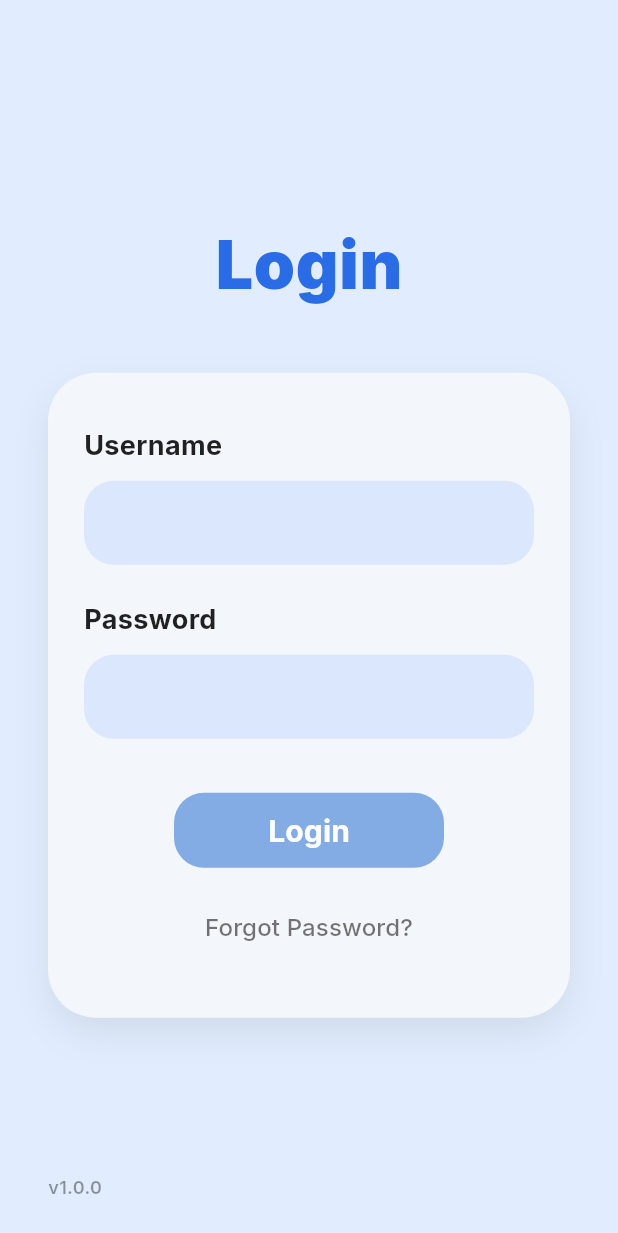
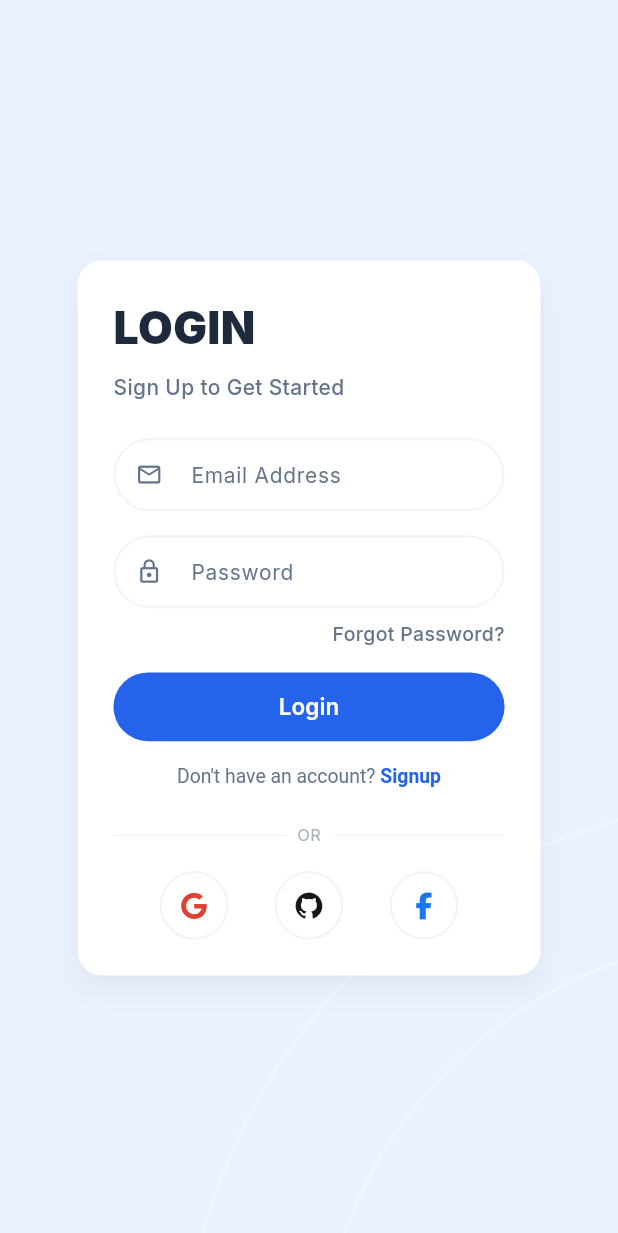
Before and after one commit to Uththara-g0922/prepwise_AI, a Flutter app: the screen it shows after launch, after a tap on "Get Started", on a phone screen of 412 x 824 dp. Shown: the top 1233 px of the screen. Run offline on Flutter 3.47's test engine with Material 3 defaults, Android fonts, the phone set to English and light mode, and no system bars; our stand-ins replace font_awesome_flutter, google_fonts.

Commit message:
Refactor login screen and optimize custom theme properties

```diff
--- a/lib/core/theme/app_colors.dart
+++ b/lib/core/theme/app_colors.dart
@@ -20,9 +20,7 @@ class AppColors {
   static const Color textSecondary = Color(0xFF64748B);
 
   //status
-   static const Color success = Color(0xFF22C55E);
+  static const Color success = Color(0xFF22C55E);
   static const Color warning = Color(0xFFF59E0B);
   static const Color error = Color(0xFFEF4444);
-
-
 }
--- a/lib/features/login/presentation/login_screen.dart
+++ b/lib/features/login/presentation/login_screen.dart
@@ -1,4 +1,8 @@
 import 'package:flutter/material.dart';
+import 'package:font_awesome_flutter/font_awesome_flutter.dart';
+import 'package:prepwise_ai/core/theme/app_colors.dart';
+import 'package:prepwise_ai/core/theme/app_spacing.dart';
+import 'package:prepwise_ai/core/theme/app_radius.dart';
 
 class LoginScreen extends StatefulWidget {
   const LoginScreen({super.key});
@@ -7,175 +11,214 @@ class LoginScreen extends StatefulWidget {
   State<LoginScreen> createState() => _LoginScreenState();
 }
 
-class _LoginScreenState extends State<LoginScreen> {
+class _LoginScreenState extends State<LoginScreen>
+    with SingleTickerProviderStateMixin {
   final _formKey = GlobalKey<FormState>();
-  final _usernameController = TextEditingController();
+  final _emailController = TextEditingController();
   final _passwordController = TextEditingController();
+  late AnimationController _animationController;
+  late Animation<double> _scaleAnimation;
+
+  @override
+  void initState() {
+    super.initState();
+    _animationController = AnimationController(
+      vsync: this,
+      duration: const Duration(milliseconds: 3000),
+    );
+    _scaleAnimation = Tween<double>(begin: 0.3, end: 1.0).animate(
+      CurvedAnimation(parent: _animationController, curve: Curves.easeOutBack),
+    );
+    _animationController.forward();
+  }
 
   @override
   void dispose() {
-    _usernameController.dispose();
+    _emailController.dispose();
     _passwordController.dispose();
+    _animationController.dispose();
     super.dispose();
+  }
+
+  InputDecoration _inputStyle(String hint, IconData icon) {
+    return InputDecoration(
+      hintText: hint,
+      hintStyle: const TextStyle(color: AppColors.textSecondary, fontSize: 14),
+      prefixIcon: Icon(icon, color: AppColors.textSecondary, size: 18),
+      contentPadding: const EdgeInsets.symmetric(vertical: 14),
+      enabledBorder: OutlineInputBorder(
+        borderRadius: BorderRadius.circular(AppRadius.pill),
+        borderSide: const BorderSide(
+          color: AppColors.surfaceVariant,
+          width: 1.5,
+        ),
+      ),
+      focusedBorder: OutlineInputBorder(
+        borderRadius: BorderRadius.circular(AppRadius.pill),
+        borderSide: const BorderSide(color: AppColors.primary, width: 1.5),
+      ),
+    );
   }
 
   @override
   Widget build(BuildContext context) {
     return Scaffold(
-      backgroundColor: const Color(0xffe1edfe), // Light blue background
+      backgroundColor: AppColors.background,
       body: SafeArea(
         child: Stack(
           children: [
+            Positioned(
+              bottom: -100,
+              right: -100,
+              child: CustomPaint(
+                size: const Size(300, 300),
+                painter: BackgroundCurvesPainter(),
+              ),
+            ),
             Center(
+              child: ScaleTransition(
+                scale: _scaleAnimation,
                 child: SingleChildScrollView(
-                padding: const EdgeInsets.symmetric(horizontal: 32.0),
+                  padding: const EdgeInsets.symmetric(
+                    horizontal: AppSpacing.xl,
+                  ),
                   child: Form(
                     key: _formKey,
-                  child: Column(
-                    mainAxisAlignment: MainAxisAlignment.center,
-                    children: [
-                      // Large 'Login' Heading text
-                      const Text(
-                        'Login',
-                        style: TextStyle(
-                          fontSize: 44,
-                          fontWeight: FontWeight
-                              .w900, // Fixed here from FontWeight.black
-                          color: Color(0xff296ce5),
-                          letterSpacing: 0.5,
-                        ),
-                      ),
-                      const SizedBox(height: 40),
-
-                      // Main white card container
-                      Container(
-                        width: double.infinity,
+                    child: Container(
+                      constraints: const BoxConstraints(maxWidth: 310),
                       padding: const EdgeInsets.symmetric(
-                          horizontal: 24.0,
-                          vertical: 36.0,
+                        horizontal: AppSpacing.lg,
+                        vertical: AppSpacing.lg,
                       ),
                       decoration: BoxDecoration(
-                          color: const Color(
-                            0xfff3f6fa,
-                          ), // Off-white card color
-                          borderRadius: BorderRadius.circular(32),
+                        color: AppColors.surface,
+                        borderRadius: BorderRadius.circular(AppRadius.medium),
                         boxShadow: [
                           BoxShadow(
-                              color: Colors.black.withOpacity(0.08),
-                              blurRadius: 20,
-                              offset: const Offset(0, 10),
+                            color: Colors.black.withOpacity(0.05),
+                            blurRadius: 15,
+                            offset: const Offset(0, 8),
                           ),
                         ],
                       ),
                       child: Column(
                         crossAxisAlignment: CrossAxisAlignment.start,
+                        mainAxisSize: MainAxisSize.min,
                         children: [
-                            // Username label
                           const Text(
-                              'Username',
+                            'LOGIN',
                             style: TextStyle(
-                                fontSize: 18,
-                                fontWeight: FontWeight.bold,
-                                color: Colors.black87,
+                              fontSize: 30,
+                              fontWeight: FontWeight.w900,
+                              color: AppColors.textPrimary,
                             ),
                           ),
-                            const SizedBox(height: 10),
-                            // Username input field
+                          const SizedBox(height: AppSpacing.sm),
+                          const Text(
+                            'Sign Up to Get Started',
+                            style: TextStyle(
+                              fontSize: 14,
+                              color: AppColors.textSecondary,
+                              fontWeight: FontWeight.w500,
+                            ),
+                          ),
+                          const SizedBox(height: AppSpacing.lg),
+
+                          // Email Field
                           TextFormField(
-                              controller: _usernameController,
-                              decoration: InputDecoration(
-                                fillColor: const Color(
-                                  0xffdbe7fc,
-                                ), // Subtle blue field color
-                                filled: true,
-                                contentPadding: const EdgeInsets.symmetric(
-                                  horizontal: 20,
-                                  vertical: 16,
+                            controller: _emailController,
+                            keyboardType: TextInputType.emailAddress,
+                            style: const TextStyle(
+                              fontSize: 14,
+                              color: AppColors.textPrimary,
                             ),
-                                border: OutlineInputBorder(
-                                  borderRadius: BorderRadius.circular(20),
-                                  borderSide: BorderSide.none,
+                            decoration: _inputStyle(
+                              'Email Address',
+                              Icons.mail_outline,
+                            ),
+                          ),
+                          const SizedBox(height: AppSpacing.md),
+
+                          // Password Field
+                          TextFormField(
+                            controller: _passwordController,
+                            obscureText: true,
+                            style: const TextStyle(
+                              fontSize: 14,
+                              color: AppColors.textPrimary,
+                            ),
+                            decoration: _inputStyle(
+                              'Password',
+                              Icons.lock_outline,
+                            ),
+                          ),
+                          const SizedBox(height: AppSpacing.sm),
+
+                          // Forgot Password
+                          Align(
+                            alignment: Alignment.centerRight,
+                            child: GestureDetector(
+                              onTap: () {},
+                              child: const Text(
+                                'Forgot Password?',
+                                style: TextStyle(
+                                  color: AppColors.textSecondary,
+                                  fontSize: 13,
+                                  fontWeight: FontWeight.w500,
                                 ),
                               ),
                             ),
-                            const SizedBox(height: 24),
+                          ),
+                          const SizedBox(height: AppSpacing.md),
 
-                            // Password label
-                            const Text(
-                              'Password',
-                              style: TextStyle(
-                                fontSize: 18,
-                                fontWeight: FontWeight.bold,
-                                color: Colors.black87,
+                          // Login Button
+                          SizedBox(
+                            width: double.infinity,
+                            height: 46,
+                            child: ElevatedButton(
+                              onPressed: () {
+                                if (_formKey.currentState!.validate()) {}
+                              },
+                              style: ElevatedButton.styleFrom(
+                                backgroundColor: AppColors.primary,
+                                shape: RoundedRectangleBorder(
+                                  borderRadius: BorderRadius.circular(
+                                    AppRadius.pill,
                                   ),
                                 ),
-                            const SizedBox(height: 10),
-                            // Password input field
-                            TextFormField(
-                              controller: _passwordController,
-                              obscureText: true,
-                              decoration: InputDecoration(
-                                fillColor: const Color(0xffdbe7fc),
-                                filled: true,
-                                contentPadding: const EdgeInsets.symmetric(
-                                  horizontal: 20,
-                                  vertical: 16,
-                                ),
-                                border: OutlineInputBorder(
-                                  borderRadius: BorderRadius.circular(20),
-                                  borderSide: BorderSide.none,
-                                ),
-                              ),
-                            ),
-                            const SizedBox(height: 36),
-
-                            // Login Button
-                            Center(
-                              child: SizedBox(
-                                width: 180,
-                                height: 50,
-                                child: ElevatedButton(
-                                  onPressed: () {
-                                    if (_formKey.currentState!.validate()) {
-                                      // Handle login logic
-                                    }
-                                  },
-                                  style: ElevatedButton.styleFrom(
-                                    backgroundColor: const Color(
-                                      0xff83ace4,
-                                    ), // Muted blue button
                                 elevation: 0,
-                                    shape: RoundedRectangleBorder(
-                                      borderRadius: BorderRadius.circular(20),
-                                    ),
                               ),
                               child: const Text(
                                 'Login',
                                 style: TextStyle(
-                                      fontSize: 20,
-                                      fontWeight: FontWeight.bold,
+                                  fontSize: 15,
+                                  fontWeight: FontWeight.w600,
                                   color: Colors.white,
                                 ),
                               ),
                             ),
                           ),
-                            ),
-                            const SizedBox(height: 16),
+                          const SizedBox(height: AppSpacing.md),
 
-                            // Forgot Password Link
+                          // Signup Link
                           Center(
-                              child: TextButton(
-                                onPressed: () {},
-                                child: const Text(
-                                  'Forgot Password?',
+                            child: GestureDetector(
+                              onTap: () {},
+                              child: RichText(
+                                text: const TextSpan(
+                                  style: TextStyle(fontSize: 13),
+                                  children: [
+                                    TextSpan(
+                                      text: "Don't have an account? ",
                                       style: TextStyle(
-                                    color: Colors.black54,
-                                    fontWeight: FontWeight.w500,
+                                        color: AppColors.textSecondary,
                                       ),
                                     ),
-                              ),
-                            ),
-                          ],
+                                    TextSpan(
+                                      text: "Signup",
+                                      style: TextStyle(
+                                        color: AppColors.primary,
+                                        fontWeight: FontWeight.bold,
                                       ),
                                     ),
                                   ],
@@ -183,18 +226,59 @@ class _LoginScreenState extends State<LoginScreen> {
                               ),
                             ),
                           ),
+                          const SizedBox(height: AppSpacing.lg),
 
-            // Bottom Version Text Layout
-            Align(
-              alignment: Alignment.bottomLeft,
-              child: Padding(
-                padding: const EdgeInsets.only(left: 32.0, bottom: 24.0),
+                          // OR Divider
+                          Row(
+                            children: [
+                              const Expanded(
+                                child: Divider(color: AppColors.surfaceVariant),
+                              ),
+                              Padding(
+                                padding: const EdgeInsets.symmetric(
+                                  horizontal: AppSpacing.sm,
+                                ),
                                 child: Text(
-                  'v1.0.0',
+                                  'OR',
                                   style: TextStyle(
-                    color: Colors.black.withOpacity(0.4),
-                    fontSize: 12,
-                    fontWeight: FontWeight.w600,
+                                    color: AppColors.textSecondary.withOpacity(
+                                      0.6,
+                                    ),
+                                    fontSize: 11,
+                                  ),
+                                ),
+                              ),
+                              const Expanded(
+                                child: Divider(color: AppColors.surfaceVariant),
+                              ),
+                            ],
+                          ),
+                          const SizedBox(height: AppSpacing.md),
+
+                          // Social Buttons
+                          Row(
+                            mainAxisAlignment: MainAxisAlignment.spaceEvenly,
+                            children: [
+                              _buildSocialButton(
+                                FontAwesomeIcons.google,
+                                const Color(0xffDE4032),
+                                () {},
+                              ),
+                              _buildSocialButton(
+                                FontAwesomeIcons.github,
+                                const Color(0xff181717),
+                                () {},
+                              ),
+                              _buildSocialButton(
+                                FontAwesomeIcons.facebookF,
+                                const Color(0xff1877F2),
+                                () {},
+                              ),
+                            ],
+                          ),
+                        ],
+                      ),
+                    ),
                   ),
                 ),
               ),
@@ -204,4 +288,39 @@ class _LoginScreenState extends State<LoginScreen> {
       ),
     );
   }
+
+  Widget _buildSocialButton(
+    IconData icon,
+    Color iconColor,
+    VoidCallback onTap,
+  ) {
+    return InkWell(
+      onTap: onTap,
+      borderRadius: BorderRadius.circular(AppRadius.pill),
+      child: Container(
+        width: 46,
+        height: 46,
+        decoration: BoxDecoration(
+          shape: BoxShape.circle,
+          border: Border.all(color: AppColors.surfaceVariant, width: 1.5),
+        ),
+        child: Center(child: FaIcon(icon, color: iconColor, size: 18)),
+      ),
+    );
   }
+}
+
+class BackgroundCurvesPainter extends CustomPainter {
+  @override
+  void paint(Canvas canvas, Size size) {
+    final paint = Paint()
+      ..color = Colors.white.withOpacity(0.4)
+      ..style = PaintingStyle.stroke
+      ..strokeWidth = 2;
+    canvas.drawCircle(Offset(size.width, size.height), size.width, paint);
+    canvas.drawCircle(Offset(size.width, size.height), size.width * 1.3, paint);
+  }
+
+  @override
+  bool shouldRepaint(covariant CustomPainter oldDelegate) => false;
+}
--- a/pubspec.yaml
+++ b/pubspec.yaml
@@ -35,6 +35,7 @@ dependencies:
   # Use with the CupertinoIcons class for iOS style icons.
   cupertino_icons: ^1.0.8
   google_fonts: ^8.1.0
+  font_awesome_flutter: ^10.7.0
 
 dev_dependencies:
   flutter_test:
```
Also changed, not shown: pubspec.lock. Lines whose indentation alone changed are shown as unchanged.
